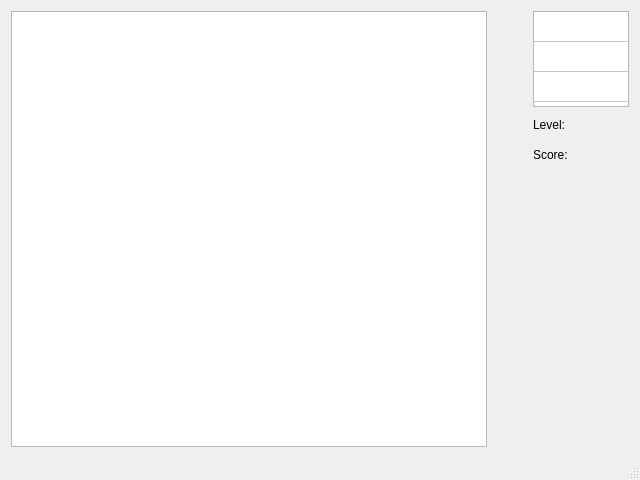
First picture: the form in mainwindow.ui, repository RadoslawWojdak/tetris-qt, before the edit.
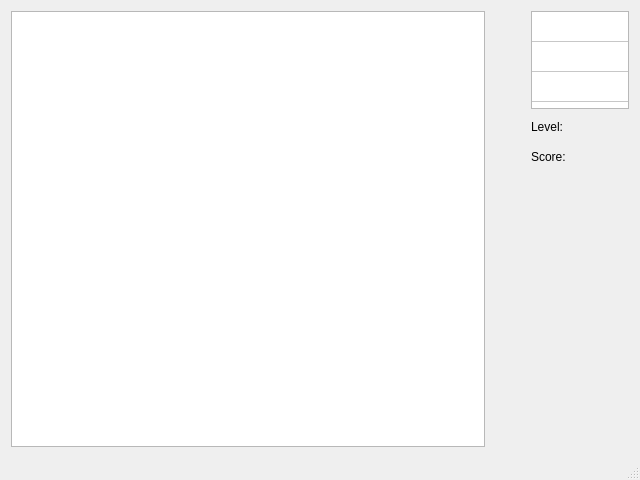
Second picture: the form after the edit. The open tabs and pages were chosen to show the change.

Diff of the .ui file:
```diff
--- a/mainwindow.ui
+++ b/mainwindow.ui
@@ -209,10 +209,16 @@
                 <verstretch>0</verstretch>
                </sizepolicy>
               </property>
+              <property name="minimumSize">
+               <size>
+                <width>98</width>
+                <height>98</height>
+               </size>
+              </property>
               <property name="maximumSize">
                <size>
-                <width>96</width>
-                <height>96</height>
+                <width>98</width>
+                <height>98</height>
                </size>
               </property>
               <property name="verticalScrollBarPolicy">
```
Left out of the diff: 30 changed lines with no effect on the pictures.
